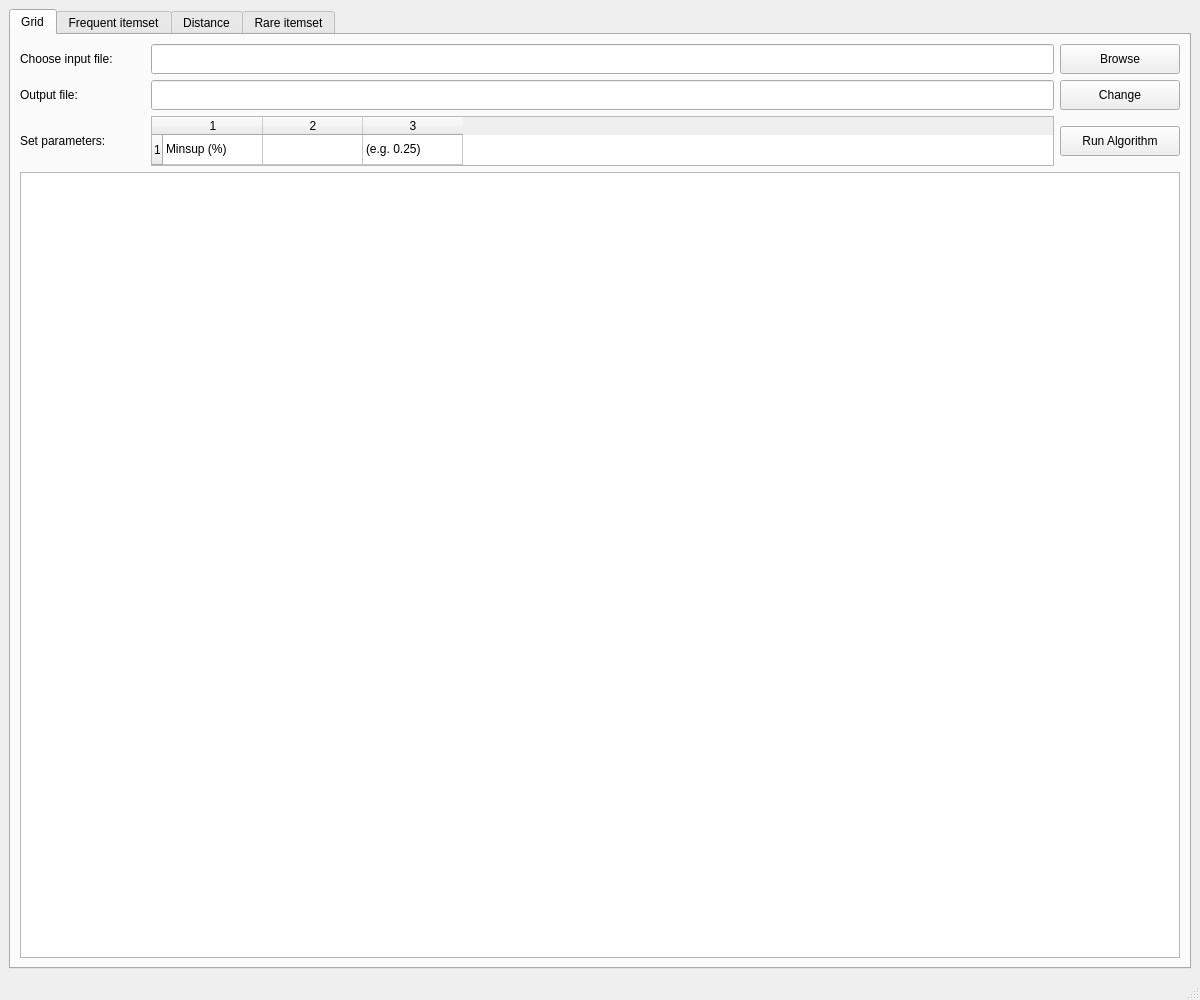
First picture: the form in AssociationRules/mainwindow.ui, repository fjovanovic/Association-Rules, before the edit.
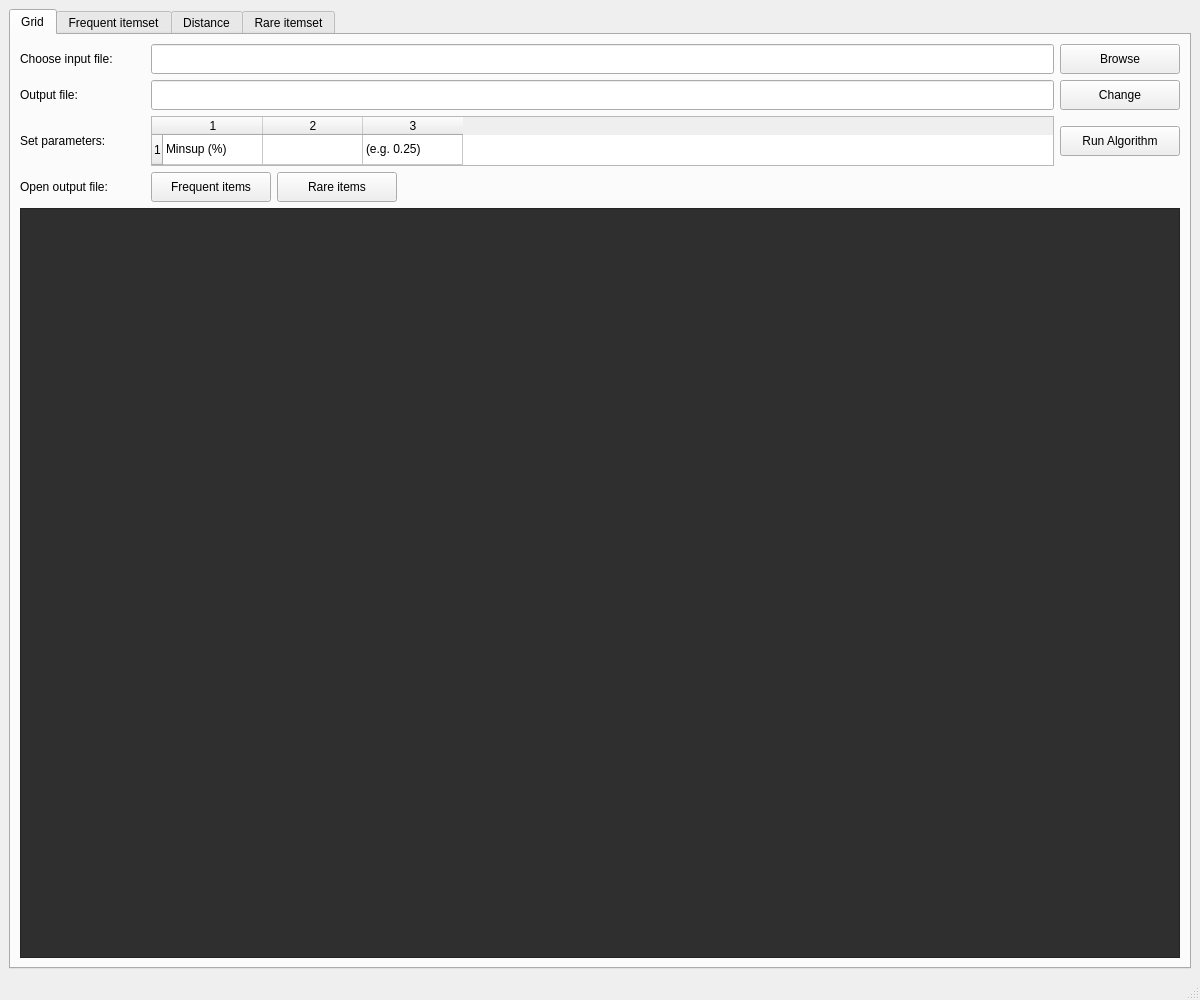
Second picture: the form after the edit.

Commit message: Added buttons to open output files

What changed in the file:
```diff
--- a/AssociationRules/mainwindow.ui
+++ b/AssociationRules/mainwindow.ui
@@ -39,8 +39,8 @@
        <attribute name="title">
         <string>Grid</string>
        </attribute>
-       <layout class="QVBoxLayout" name="verticalLayout">
-        <item>
+       <layout class="QGridLayout" name="gridLayout_2">
+        <item row="0" column="0">
          <layout class="QHBoxLayout" name="horizontalLayout">
           <item>
            <widget class="QLabel" name="gridInputFileLabel">
@@ -101,7 +101,7 @@
           </item>
          </layout>
         </item>
-        <item>
+        <item row="1" column="0">
          <layout class="QHBoxLayout" name="horizontalLayout_3">
           <item>
            <widget class="QLabel" name="gridOutputFileLabel">
@@ -151,7 +151,7 @@
             </property>
             <property name="maximumSize">
              <size>
-              <width>16777215</width>
+              <width>120</width>
               <height>30</height>
              </size>
             </property>
@@ -162,7 +162,7 @@
           </item>
          </layout>
         </item>
-        <item>
+        <item row="2" column="0">
          <layout class="QHBoxLayout" name="horizontalLayout_2">
           <property name="spacing">
            <number>6</number>
@@ -267,8 +267,113 @@
           </item>
          </layout>
         </item>
-        <item>
-         <widget class="QGraphicsView" name="gridGraphicsView"/>
+        <item row="3" column="0">
+         <layout class="QHBoxLayout" name="horizontalLayout_4">
+          <property name="sizeConstraint">
+           <enum>QLayout::SizeConstraint::SetDefaultConstraint</enum>
+          </property>
+          <property name="leftMargin">
+           <number>0</number>
+          </property>
+          <item>
+           <widget class="QLabel" name="label">
+            <property name="enabled">
+             <bool>true</bool>
+            </property>
+            <property name="sizePolicy">
+             <sizepolicy hsizetype="Preferred" vsizetype="Preferred">
+              <horstretch>0</horstretch>
+              <verstretch>0</verstretch>
+             </sizepolicy>
+            </property>
+            <property name="minimumSize">
+             <size>
+              <width>125</width>
+              <height>30</height>
+             </size>
+            </property>
+            <property name="maximumSize">
+             <size>
+              <width>125</width>
+              <height>30</height>
+             </size>
+            </property>
+            <property name="text">
+             <string>Open output file:</string>
+            </property>
+           </widget>
+          </item>
+          <item>
+           <widget class="QPushButton" name="gridFrequentItemsButton">
+            <property name="sizePolicy">
+             <sizepolicy hsizetype="Minimum" vsizetype="Fixed">
+              <horstretch>0</horstretch>
+              <verstretch>0</verstretch>
+             </sizepolicy>
+            </property>
+            <property name="minimumSize">
+             <size>
+              <width>120</width>
+              <height>30</height>
+             </size>
+            </property>
+            <property name="maximumSize">
+             <size>
+              <width>120</width>
+              <height>30</height>
+             </size>
+            </property>
+            <property name="text">
+             <string>Frequent items</string>
+            </property>
+           </widget>
+          </item>
+          <item>
+           <widget class="QPushButton" name="gridRareItemsButton">
+            <property name="sizePolicy">
+             <sizepolicy hsizetype="Minimum" vsizetype="Fixed">
+              <horstretch>0</horstretch>
+              <verstretch>0</verstretch>
+             </sizepolicy>
+            </property>
+            <property name="minimumSize">
+             <size>
+              <width>120</width>
+              <height>30</height>
+             </size>
+            </property>
+            <property name="maximumSize">
+             <size>
+              <width>120</width>
+              <height>30</height>
+             </size>
+            </property>
+            <property name="text">
+             <string>Rare items</string>
+            </property>
+           </widget>
+          </item>
+          <item>
+           <spacer name="horizontalSpacer">
+            <property name="orientation">
+             <enum>Qt::Orientation::Horizontal</enum>
+            </property>
+            <property name="sizeHint" stdset="0">
+             <size>
+              <width>40</width>
+              <height>20</height>
+             </size>
+            </property>
+           </spacer>
+          </item>
+         </layout>
+        </item>
+        <item row="4" column="0">
+         <widget class="QGraphicsView" name="gridGraphicsView">
+          <property name="styleSheet">
+           <string notr="true">background-color: #2F2F2F;</string>
+          </property>
+         </widget>
         </item>
        </layout>
       </widget>
@@ -297,7 +402,7 @@
      <x>0</x>
      <y>0</y>
      <width>1200</width>
-     <height>22</height>
+     <height>21</height>
     </rect>
    </property>
   </widget>
```
